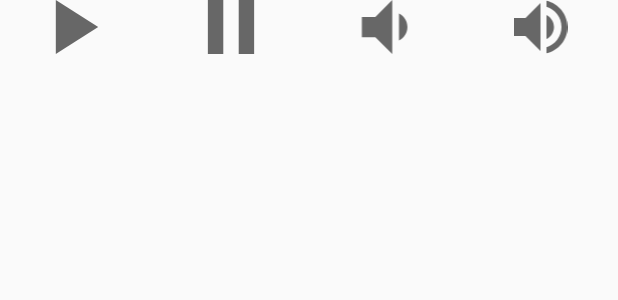
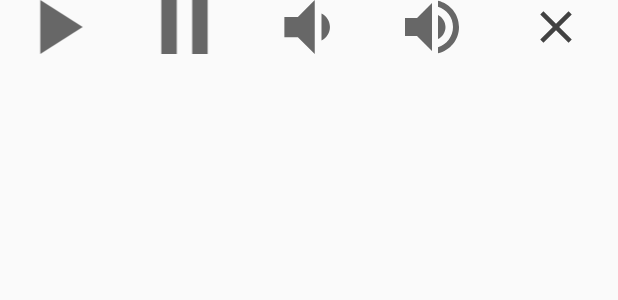
Before and after one commit to burdukowsky/mpc-hc-android, an Android app: the layout notification.xml on its own in the app's theme, with its tools: preview values and no code run, on a phone screen of 412 x 824 dp. Shown: the top 300 px of the screen. Run offline under Robolectric (Android 15) with nearby library versions, the phone set to English and light mode, and no system bars.

Commit message:
close notification button

```diff
--- /dev/null
+++ b/app/src/main/res/drawable/ic_close.xml
@@ -0,0 +1,5 @@
+<vector android:height="24dp" android:tint="#424242"
+    android:viewportHeight="24" android:viewportWidth="24"
+    android:width="24dp" xmlns:android="http://schemas.android.com/apk/res/android">
+    <path android:fillColor="@android:color/white" android:pathData="M19,6.41L17.59,5 12,10.59 6.41,5 5,6.41 10.59,12 5,17.59 6.41,19 12,13.41 17.59,19 19,17.59 13.41,12z"/>
+</vector>
--- a/app/src/main/res/layout/notification.xml
+++ b/app/src/main/res/layout/notification.xml
@@ -36,4 +36,12 @@
         android:contentDescription="@string/volume_up"
         android:src="@drawable/ic_volume_up" />
 
+    <ImageView
+        android:id="@+id/notification_close"
+        android:layout_width="0dp"
+        android:layout_height="36dp"
+        android:layout_weight="1"
+        android:contentDescription="@string/close"
+        android:src="@drawable/ic_close" />
+
 </LinearLayout>
--- a/app/src/main/res/values/strings.xml
+++ b/app/src/main/res/values/strings.xml
@@ -15,6 +15,7 @@
     <string name="pause">Pause</string>
     <string name="volume_down">Volume down</string>
     <string name="volume_up">Volume up</string>
+    <string name="close">Close</string>
     <string name="confirmation_message">Are you sure?</string>
     <string name="yes">Yes</string>
     <string name="no">No</string>
```
Also changed, not shown: app/src/main/java/tk/burdukowsky/mpc_hc_android/CommandNotificationService.kt (+22 -0 lines).
